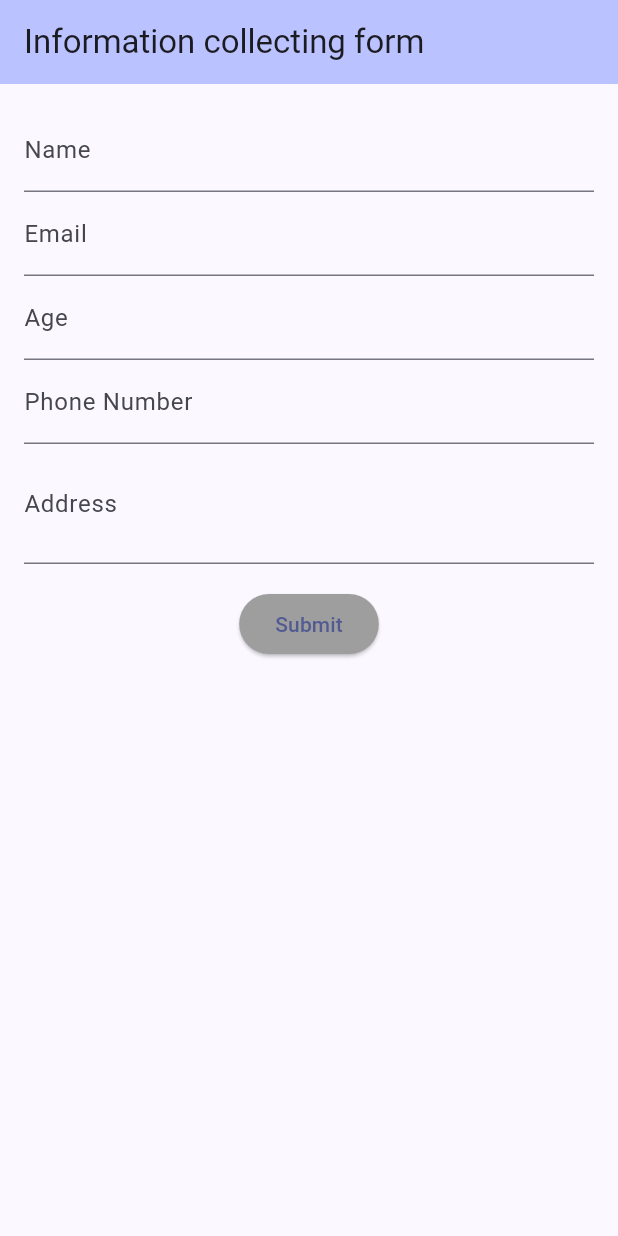
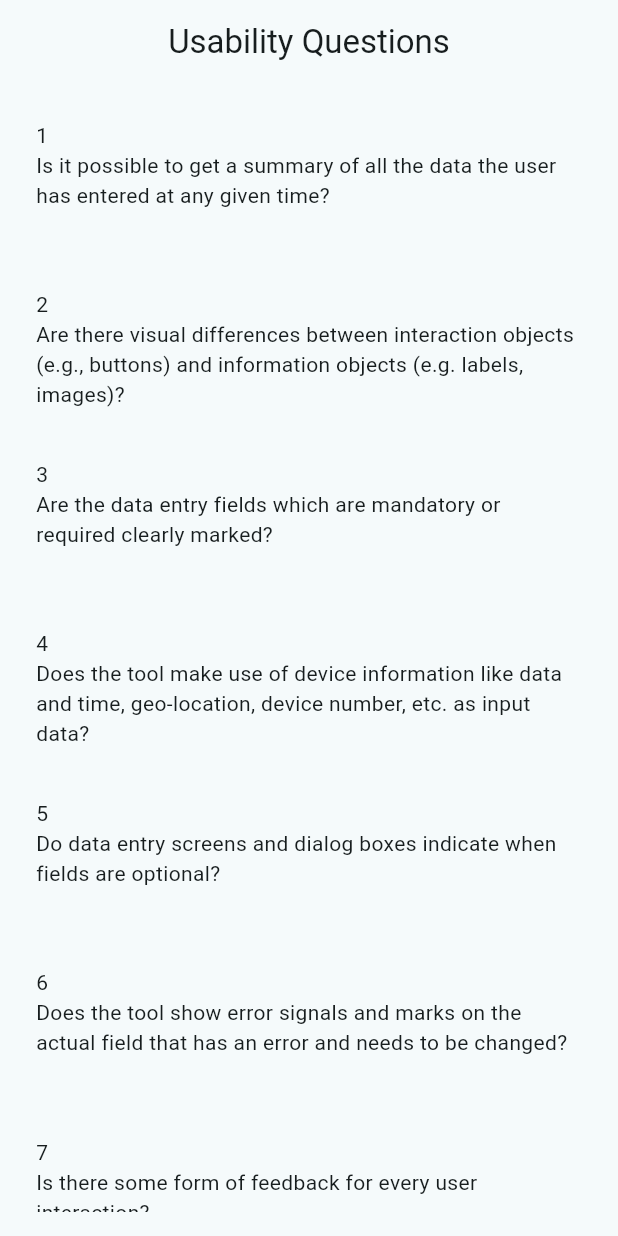
Before and after one commit to marek-jakub/usable_design, a Flutter app: the screen it shows after launch, on a phone screen of 412 x 824 dp. Run offline on Flutter 3.47's test engine with Material 3 defaults, Android fonts, the phone set to English and light mode, and no system bars.

Commit message:
Add welcome screen and router.

```diff
--- /dev/null
+++ b/lib/components/question_tile.dart
@@ -0,0 +1,33 @@
+import 'package:flutter/material.dart';
+
+class QuestionTile extends StatelessWidget {
+  final int index;
+  final String question;
+
+  const QuestionTile({
+    Key? key,
+    required this.index,
+    required this.question,
+  }) : super(key: key);
+
+  @override
+  Widget build(BuildContext context) {
+    return SizedBox(
+      height: 85,
+      child: Column(
+        mainAxisAlignment: MainAxisAlignment.start,
+        crossAxisAlignment: CrossAxisAlignment.start,
+        children: [
+          Text(index.toString()),
+          const SizedBox(width: 8.0),
+          Expanded(
+            child: Text(
+              question,
+              textAlign: TextAlign.left,
+            ),
+          ),
+        ],
+      ),
+    );
+  }
+}
--- a/lib/data/questions.dart
+++ b/lib/data/questions.dart
@@ -1,83 +1,36 @@
 class UsabilityQuestions {
   List<String> usabilityQuestions = [
-    '''
-      Is it possible to get a summary of all the data the user
-      has entered at any given time?''',
-    '''
-      Are there visual differences between interaction objects (e.g., buttons)
-      and information objects (e.g. labels, images)?''',
-    '''
-      Are the data entry fields which are mandatory or required clearly marked?''',
-    '''
-      Does the tool make use of device information like data and time,
-      geo-location, device number, etc. as input data?''',
-    '''
-      Do data entry screens and dialog boxes indicate when fields are optional?''',
-    '''
-      Does the tool show error signals and marks on the actual field that has
-      an error and needs to be changed?''',
-    '''
-      Is there some form of feedback for every user interaction?''',
-    '''
-      Are the buttons in the form mostly or always visible?''',
-    '''
-      Is the submit button disabled as soon as it has been clicked during
-      submission of the form?''',
-    '''
-      Is the help function visible?''',
-    '''
-      Does the tool preserve the user’s work in order to correct errors
-      by just editing their original action instead of having to do
-      everything over again?''',
-    '''
-      Can users easily switch between help and their work?''',
-    '''
-      Can users move forward and backward between text fields or dialog
-      box options?''',
-    '''
-      Is the language used in the form clear, effective and appropriate for
-      the target users?''',
-    '''
-      Is navigation consistent across orientations?''',
-    '''
-      Does the tool provide the user an alternate method of authentication?''',
-    '''
-      Does a back button simply return the form to a previous view without
-      loss of data?''',
-    '''
-      For data entry screens with many fields can users save a partially
-      filled form?''',
-    '''
-      Are users able to interact with the form by swiping or pinching
-      (zooming in and out) instead of only touching?''',
-    '''
-      Is all the information users enter into the data forms validated and
-      users informed if it is not in an acceptable format?''',
-    '''
-      Are inactive menu items greyed out or omitted?''',
-    '''
-      If pop-up windows are used to display error messages, do they allow
-      the user to see the field in error?''',
-    '''
-      Are prompts, cues, and messages placed where the eye is likely to be
-      looking on the screen?''',
-    '''
-      Is it possible to automatically save a page in the form when a user
-      scrolls to the next page?''',
-    '''
-      Does the system provide an example input for format-specific or
-      complex information?''',
-    '''
-      Is the format of a data entry value for similar data types consistent
-      from screen to screen of a given form?''',
-    '''
-      Is the user able to know where he or she is during navigation of the form?''',
-    '''
-      Can users resume work where they left off after accessing help?''',
-    '''
-      Have the forms been designed to recognize specific input types and adjust
-     the input modes accordingly during data entry?''',
-    '''
-      Users dislike typing, is information computed for the users where applicable?''',
+    '''Is it possible to get a summary of all the data the user has entered at any given time?''',
+    '''Are there visual differences between interaction objects (e.g., buttons) and information objects (e.g. labels, images)?''',
+    '''Are the data entry fields which are mandatory or required clearly marked?''',
+    '''Does the tool make use of device information like data and time, geo-location, device number, etc. as input data?''',
+    '''Do data entry screens and dialog boxes indicate when fields are optional?''',
+    '''Does the tool show error signals and marks on the actual field that has an error and needs to be changed?''',
+    '''Is there some form of feedback for every user interaction?''',
+    '''Are the buttons in the form mostly or always visible?''',
+    '''Is the submit button disabled as soon as it has been clicked during submission of the form?''',
+    '''Is the help function visible?''',
+    '''Does the tool preserve the user’s work in order to correct errors by just editing their original action instead of having to do everything over again?''',
+    '''Can users easily switch between help and their work?''',
+    '''Can users move forward and backward between text fields or dialog box options?''',
+    '''Is the language used in the form clear, effective and appropriate for the target users?''',
+    '''Is navigation consistent across orientations?''',
+    '''Does the tool provide the user an alternate method of authentication?''',
+    '''Does a back button simply return the form to a previous view without loss of data?''',
+    '''For data entry screens with many fields can users save a partially filled form?''',
+    '''Are users able to interact with the form by swiping or pinching (zooming in and out) instead of only touching?''',
+    '''Is all the information users enter into the data forms validated and users informed if it is not in an acceptable format?''',
+    '''Are inactive menu items greyed out or omitted?''',
+    '''If pop-up windows are used to display error messages, do they allow the user to see the field in error?''',
+    '''Are prompts, cues, and messages placed where the eye is likely to be looking on the screen?''',
+    '''Is it possible to automatically save a page in the form when a user scrolls to the next page?''',
+    '''Does the system provide an example input for format-specific or complex information?''',
+    '''Is the format of a data entry value for similar data types consistent from screen to screen of a given form?''',
+    '''Is the user able to know where he or she is during navigation of the form?''',
+    '''Can users resume work where they left off after accessing help?''',
+    '''Have the forms been designed to recognize specific input types and adjust the input modes accordingly during data entry?''',
+    '''Users dislike typing, is information computed for the users where applicable?''',
   ];
+
+  List<String> get getQuestions => usabilityQuestions;
 }
--- a/lib/main.dart
+++ b/lib/main.dart
@@ -1,127 +1,30 @@
 import 'package:flutter/material.dart';
 
+import '../router/route_generator.dart';
+
 void main() {
-  runApp(const MyApp());
+  runApp(const UsabilityDesign());
 }
 
-class MyApp extends StatelessWidget {
-  const MyApp({super.key});
+class UsabilityDesign extends StatefulWidget {
+  const UsabilityDesign({super.key});
 
+  @override
+  State<UsabilityDesign> createState() => _UsabilityDesignState();
+}
+
+class _UsabilityDesignState extends State<UsabilityDesign> {
   @override
   Widget build(BuildContext context) {
     return MaterialApp(
       debugShowCheckedModeBanner: false,
-      title: 'Form data with summary',
+      title: 'Usability design questions',
       theme: ThemeData(
-        colorScheme: ColorScheme.fromSeed(seedColor: Colors.indigo),
+        colorScheme: ColorScheme.fromSeed(seedColor: Colors.grey),
         useMaterial3: true,
       ),
-      home: const FormPage(title: 'Information collecting form'),
+      initialRoute: '/',
+      onGenerateRoute: RouteGenerator.generateRoute,
     );
   }
 }
-
-class FormPage extends StatefulWidget {
-  const FormPage({super.key, required this.title});
-  final String title;
-
-  @override
-  State<FormPage> createState() => _FormPageState();
-}
-
-class _FormPageState extends State<FormPage> {
-  final _formKey = GlobalKey<FormState>();
-  TextEditingController nameController = TextEditingController();
-  TextEditingController emailController = TextEditingController();
-  TextEditingController ageController = TextEditingController();
-  TextEditingController phoneNumberController = TextEditingController();
-  TextEditingController addressController = TextEditingController();
-
-  @override
-  Widget build(BuildContext context) {
-    return Scaffold(
-      appBar: AppBar(
-        backgroundColor: Theme.of(context).colorScheme.inversePrimary,
-        title: Text(widget.title),
-      ),
-      body: Padding(
-        padding: const EdgeInsets.all(16.0),
-        child: Form(
-          key: _formKey,
-          child: Column(
-            children: [
-              TextFormField(
-                controller: nameController,
-                validator: (value) {
-                  if (value!.isEmpty) {
-                    return 'Please enter your name';
-                  }
-                  return null;
-                },
-                decoration: const InputDecoration(labelText: 'Name'),
-              ),
-              TextFormField(
-                controller: emailController,
-                validator: (value) {
-                  if (value!.isEmpty || !value.contains('@')) {
-                    return 'Please enter a valid email address';
-                  }
-                  return null;
-                },
-                keyboardType: TextInputType.emailAddress,
-                decoration: const InputDecoration(labelText: 'Email'),
-              ),
-              TextFormField(
-                controller: ageController,
-                validator: (value) {
-                  if (value!.isEmpty || int.tryParse(value) == null) {
-                    return 'Please enter a valid age';
-                  }
-                  return null;
-                },
-                keyboardType: TextInputType.number,
-                decoration: const InputDecoration(labelText: 'Age'),
-              ),
-              TextFormField(
-                controller: phoneNumberController,
-                validator: (value) {
-                  if (value!.isEmpty ||
-                      value.length != 10 ||
-                      int.tryParse(value) == null) {
-                    return 'Please enter a valid 10-digit phone number';
-                  }
-                  return null;
-                },
-                keyboardType: TextInputType.phone,
-                decoration: const InputDecoration(labelText: 'Phone Number'),
-              ),
-              TextFormField(
-                controller: addressController,
-                validator: (value) {
-                  if (value!.isEmpty) {
-                    return 'Please enter your address';
-                  }
-                  return null;
-                },
-                maxLines: 2,
-                decoration: const InputDecoration(labelText: 'Address'),
-              ),
-              const SizedBox(height: 16),
-              ElevatedButton(
-                style: const ButtonStyle(
-                  backgroundColor: MaterialStatePropertyAll(Colors.grey),
-                ),
-                onPressed: () {
-                  if (_formKey.currentState!.validate()) {
-                    // Form is valid, process the collected data
-                  }
-                },
-                child: const Text('Submit'),
-              ),
-            ],
-          ),
-        ),
-      ),
-    );
-  }
-}
--- /dev/null
+++ b/lib/router/route_generator.dart
@@ -0,0 +1,36 @@
+import 'package:flutter/material.dart';
+
+import '../screens/screens.dart';
+
+class RouteGenerator {
+  static Route<dynamic> generateRoute(RouteSettings settings) {
+    //final args = settings.arguments;
+
+    switch (settings.name) {
+      case '/':
+        return MaterialPageRoute(
+            settings: settings, builder: (_) => const QuestionListScreen());
+      case '/question_30':
+        return MaterialPageRoute(
+            settings: settings, builder: (_) => const QuestionThirtyScreen());
+
+      default:
+        return _errorRoute();
+    }
+  }
+
+  static Route<dynamic> _errorRoute() {
+    return MaterialPageRoute(builder: (_) {
+      return Scaffold(
+        appBar: AppBar(
+          title: const Text('No Route'),
+          centerTitle: true,
+        ),
+        body: const Center(
+          child: Text('Sorry no route was found!',
+              style: TextStyle(color: Colors.red, fontSize: 17.0)),
+        ),
+      );
+    });
+  }
+}
--- /dev/null
+++ b/lib/screens/question_30/question_30_screen.dart
@@ -0,0 +1,15 @@
+import 'package:flutter/material.dart';
+
+class QuestionThirtyScreen extends StatefulWidget {
+  const QuestionThirtyScreen({Key? key}) : super(key: key);
+
+  @override
+  State<QuestionThirtyScreen> createState() => _QuestionThirtyScreenState();
+}
+
+class _QuestionThirtyScreenState extends State<QuestionThirtyScreen> {
+  @override
+  Widget build(BuildContext context) {
+    return const Scaffold(body: Text('Question 30 screen'));
+  }
+}
--- /dev/null
+++ b/lib/screens/screens.dart
@@ -0,0 +1,2 @@
+export 'question_30/question_30_screen.dart';
+export 'welcome_screen.dart';
--- /dev/null
+++ b/lib/screens/welcome_screen.dart
@@ -0,0 +1,41 @@
+import 'package:flutter/material.dart';
+
+import '../components/question_tile.dart';
+import '../data/questions.dart';
+
+class QuestionListScreen extends StatelessWidget {
+  const QuestionListScreen({
+    Key? key,
+  }) : super(key: key);
+
+  @override
+  Widget build(BuildContext context) {
+    final usabilityQuestions = UsabilityQuestions().getQuestions;
+    return Scaffold(
+      appBar: AppBar(
+        centerTitle: true,
+        title: const Text('Usability Questions'),
+      ),
+      body: Padding(
+        padding: const EdgeInsets.all(16.0),
+        child: ListView.separated(
+          itemCount: usabilityQuestions.length,
+          itemBuilder: (context, index) {
+            final question = usabilityQuestions[index];
+            return Padding(
+              padding: const EdgeInsets.all(8.0),
+              child: InkWell(
+                child: QuestionTile(index: index + 1, question: question),
+                onTap: () =>
+                    Navigator.pushNamed(context, '/question_${index + 1}'),
+              ),
+            );
+          },
+          separatorBuilder: (context, index) {
+            return const SizedBox(height: 12.0);
+          },
+        ),
+      ),
+    );
+  }
+}
--- a/pubspec.yaml
+++ b/pubspec.yaml
@@ -35,6 +35,8 @@ dependencies:
   # The following adds the Cupertino Icons font to your application.
   # Use with the CupertinoIcons class for iOS style icons.
   cupertino_icons: ^1.0.2
+  google_fonts: ^6.1.0
+  intl: ^0.19.0
 
 dev_dependencies:
   flutter_test:
```
Also changed, not shown: pubspec.lock, 1 other file.
